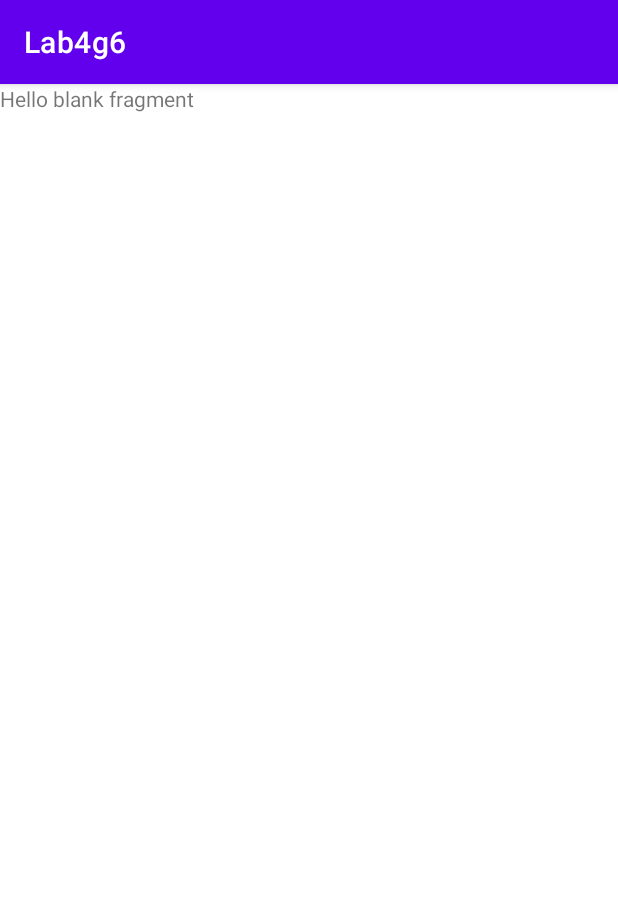
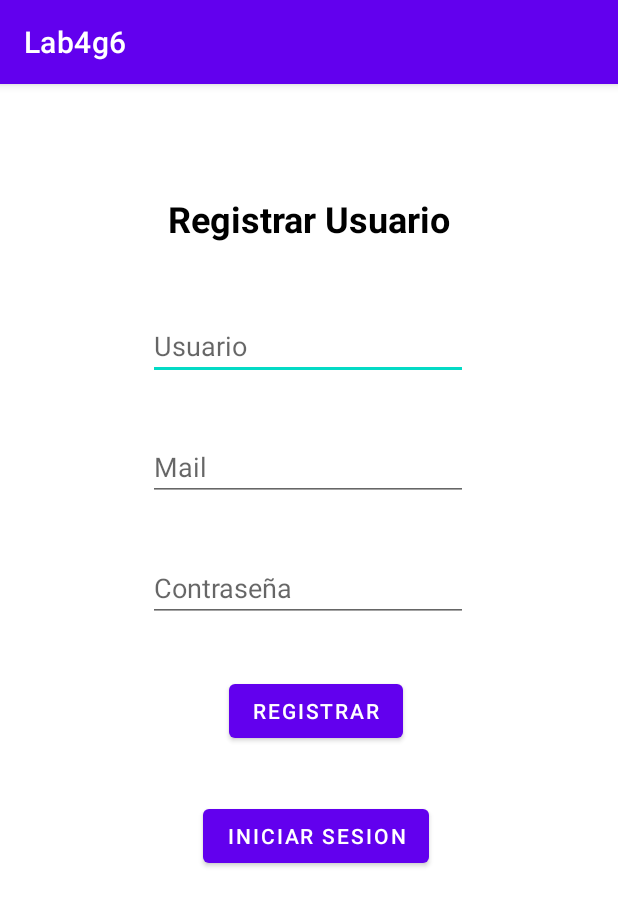
Before and after one commit to yorkosantillana/lab4g6, an Android app: the fragment RegistroUsuario_Fragment shown on its own in the app's theme, on a phone screen of 412 x 824 dp. Shown: the top 906 px of the screen. Run offline under Robolectric (Android 15) with nearby library versions, the phone set to English and light mode, and no system bars.

Commit message:
Fragmento Registrar

```diff
--- a/app/src/main/res/layout/fragment_registro_usuario_.xml
+++ b/app/src/main/res/layout/fragment_registro_usuario_.xml
@@ -1,14 +1,83 @@
 <?xml version="1.0" encoding="utf-8"?>
-<FrameLayout xmlns:android="http://schemas.android.com/apk/res/android"
+<androidx.constraintlayout.widget.ConstraintLayout xmlns:android="http://schemas.android.com/apk/res/android"
+    xmlns:app="http://schemas.android.com/apk/res-auto"
     xmlns:tools="http://schemas.android.com/tools"
     android:layout_width="match_parent"
     android:layout_height="match_parent"
     tools:context=".RegistroUsuario_Fragment">
 
     <!-- TODO: Update blank fragment layout -->
+
+    <EditText
+        android:id="@+id/editTextUsuarioRegistro"
+        android:layout_width="wrap_content"
+        android:layout_height="wrap_content"
+        android:layout_marginTop="152dp"
+        android:ems="10"
+        android:hint="Usuario"
+        android:inputType="textPersonName"
+        app:layout_constraintEnd_toEndOf="parent"
+        app:layout_constraintHorizontal_bias="0.497"
+        app:layout_constraintStart_toStartOf="parent"
+        app:layout_constraintTop_toTopOf="parent" />
+
+    <EditText
+        android:id="@+id/editTextMailRegistro"
+        android:layout_width="wrap_content"
+        android:layout_height="wrap_content"
+        android:layout_marginTop="35dp"
+        android:ems="10"
+        android:hint="Mail"
+        android:inputType="textPersonName"
+        app:layout_constraintEnd_toEndOf="@+id/editTextUsuarioRegistro"
+        app:layout_constraintStart_toStartOf="@+id/editTextUsuarioRegistro"
+        app:layout_constraintTop_toBottomOf="@+id/editTextUsuarioRegistro" />
+
+    <Button
+        android:id="@+id/buttonIniciarSesionRegistro"
+        android:layout_width="wrap_content"
+        android:layout_height="wrap_content"
+        android:layout_marginTop="35dp"
+        android:text="Iniciar Sesion"
+        app:layout_constraintEnd_toEndOf="@+id/buttonRegistrarUsuario"
+        app:layout_constraintStart_toStartOf="@+id/buttonRegistrarUsuario"
+        app:layout_constraintTop_toBottomOf="@+id/buttonRegistrarUsuario" />
+
+    <Button
+        android:id="@+id/buttonRegistrarUsuario"
+        android:layout_width="wrap_content"
+        android:layout_height="wrap_content"
+        android:layout_marginTop="35dp"
+        android:text="Registrar"
+        app:layout_constraintEnd_toEndOf="@+id/editTextPasswordRegistro"
+        app:layout_constraintHorizontal_bias="0.553"
+        app:layout_constraintStart_toStartOf="@+id/editTextPasswordRegistro"
+        app:layout_constraintTop_toBottomOf="@+id/editTextPasswordRegistro" />
+
+    <EditText
+        android:id="@+id/editTextPasswordRegistro"
+        android:layout_width="wrap_content"
+        android:layout_height="wrap_content"
+        android:layout_marginTop="35dp"
+        android:ems="10"
+        android:hint="Contraseña"
+        android:inputType="textPassword"
+        app:layout_constraintEnd_toEndOf="@+id/editTextMailRegistro"
+        app:layout_constraintHorizontal_bias="0.0"
+        app:layout_constraintStart_toStartOf="@+id/editTextMailRegistro"
+        app:layout_constraintTop_toBottomOf="@+id/editTextMailRegistro" />
+
     <TextView
-        android:layout_width="match_parent"
-        android:layout_height="match_parent"
-        android:text="@string/hello_blank_fragment" />
+        android:id="@+id/textViewRegistrar"
+        android:layout_width="wrap_content"
+        android:layout_height="wrap_content"
+        android:layout_marginTop="73dp"
+        android:text="Registrar Usuario"
+        android:textColor="#000000"
+        android:textSize="24sp"
+        android:textStyle="bold"
+        app:layout_constraintEnd_toEndOf="parent"
+        app:layout_constraintStart_toStartOf="parent"
+        app:layout_constraintTop_toTopOf="parent" />
 
-</FrameLayout>
+</androidx.constraintlayout.widget.ConstraintLayout>
```
